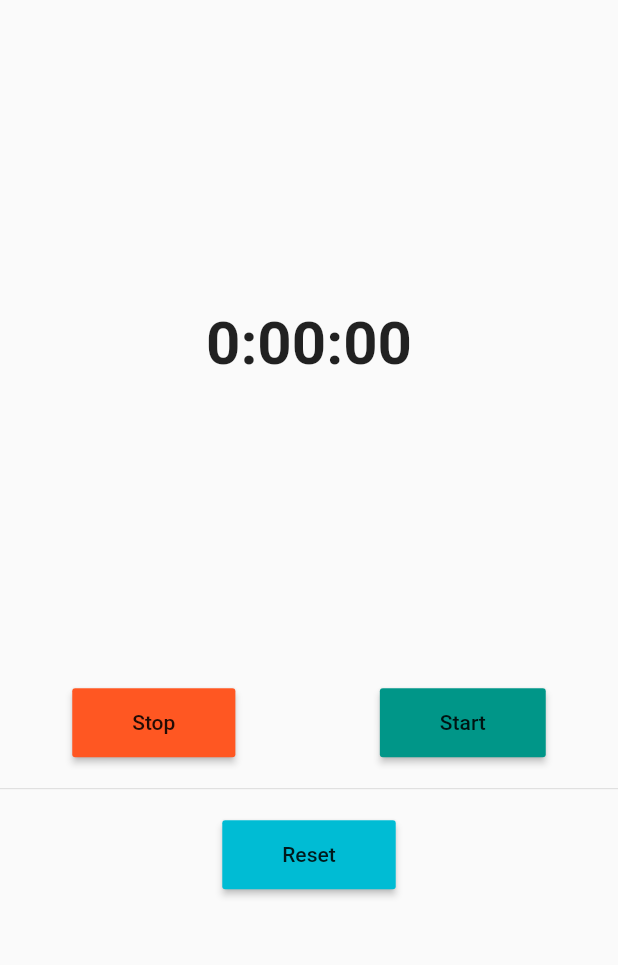
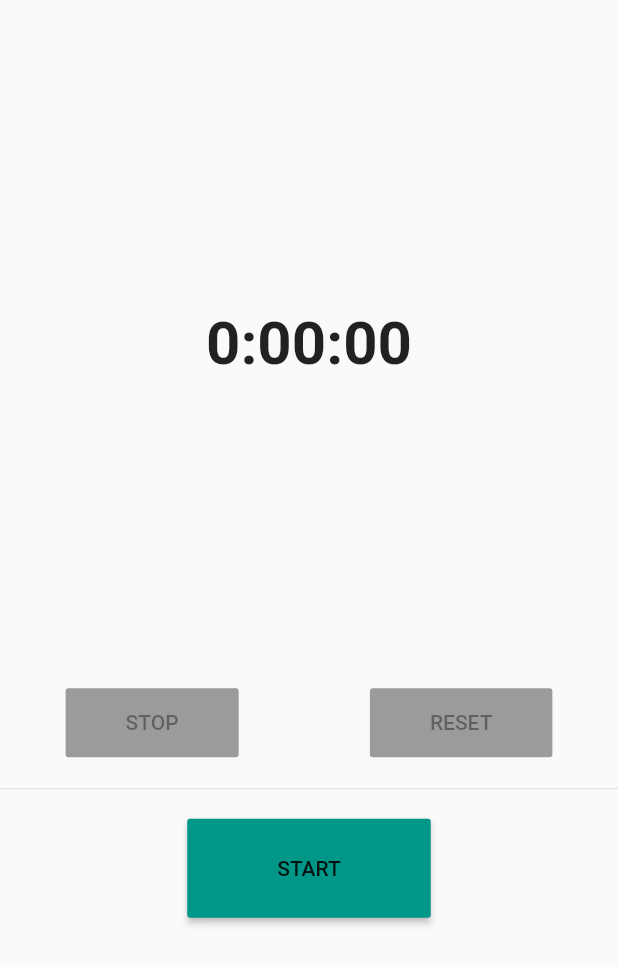
Before and after one commit to hudha26/flutter-mobx-stopwatch-sample, a Flutter app: the screen it shows after launch, on a phone screen of 412 x 824 dp. Shown: the top 965 px of the screen. Run offline on Flutter 3.47's test engine with Material 2 defaults, Android fonts, the phone set to English and light mode, and no system bars; our stand-ins replace flutter_mobx, mobx; generated files the repository leaves out were written again.

Commit message:
final result - stopwatch flutter + mobx

```diff
--- a/lib/main.dart
+++ b/lib/main.dart
@@ -1,5 +1,5 @@
 import 'package:flutter/material.dart';
-import 'package:mobx/stopwatchLayout.dart';
+import 'package:mobx_stopwatch/stopwatchLayout.dart';
 
 void main() {
   runApp(MaterialApp(
--- a/lib/stopwatchLayout.dart
+++ b/lib/stopwatchLayout.dart
@@ -1,4 +1,8 @@
 import 'package:flutter/material.dart';
+import 'package:flutter_mobx/flutter_mobx.dart';
+import 'package:mobx_stopwatch/stores/timer.dart';
+
+final timer = TimerStore();
 
 class StopwatchLayout extends StatelessWidget {
   @override
@@ -11,9 +15,13 @@ class StopwatchLayout extends StatelessWidget {
             flex: 5,
             child: Container(
               alignment: Alignment.center,
-              child: Text('0:00:00',
-                  style:
-                      TextStyle(fontSize: 40.0, fontWeight: FontWeight.bold)),
+              child: Observer(
+                builder: (context) {
+                  return Text(timer.timerText,
+                      style: TextStyle(
+                          fontSize: 40.0, fontWeight: FontWeight.bold));
+                },
+              ),
             ),
           ),
           Expanded(
@@ -24,17 +32,27 @@ class StopwatchLayout extends StatelessWidget {
                   Row(
                     mainAxisAlignment: MainAxisAlignment.spaceAround,
                     children: [
-                      RaisedButton(
-                        child: Text("Stop"),
-                        color: Colors.deepOrange,
-                        padding: EdgeInsets.fromLTRB(40.0, 15.0, 40.0, 15.0),
-                        onPressed: () {},
+                      Observer(
+                        builder: (context) {
+                          return RaisedButton(
+                            child: Text("STOP"),
+                            color: Colors.deepOrange,
+                            padding:
+                                EdgeInsets.fromLTRB(40.0, 15.0, 40.0, 15.0),
+                            onPressed: timer.isStop ? null : timer.stop,
+                          );
+                        },
                       ),
-                      RaisedButton(
-                        child: Text("Start"),
-                        color: Colors.teal,
-                        padding: EdgeInsets.fromLTRB(40.0, 15.0, 40.0, 15.0),
-                        onPressed: () {},
+                      Observer(
+                        builder: (context) {
+                          return RaisedButton(
+                            child: Text("RESET"),
+                            color: Colors.cyan,
+                            padding:
+                                EdgeInsets.fromLTRB(40.0, 15.0, 40.0, 15.0),
+                            onPressed: timer.isReset ? null : timer.reset,
+                          );
+                        },
                       ),
                     ],
                   ),
@@ -44,11 +62,16 @@ class StopwatchLayout extends StatelessWidget {
                   Row(
                     mainAxisAlignment: MainAxisAlignment.center,
                     children: [
-                      RaisedButton(
-                        child: Text("Reset"),
-                        color: Colors.cyan,
-                        padding: EdgeInsets.fromLTRB(40.0, 15.0, 40.0, 15.0),
-                        onPressed: () {},
+                      Observer(
+                        builder: (context) {
+                          return RaisedButton(
+                            child: Text("START"),
+                            color: Colors.teal,
+                            padding:
+                                EdgeInsets.fromLTRB(60.0, 25.0, 60.0, 25.0),
+                            onPressed: timer.isStart ? timer.start : null,
+                          );
+                        },
                       ),
                     ],
                   ),
```
Also changed, not shown: lib/stores/timer.dart (added, +66 -0 lines), pubspec.yaml (+5 -2 lines), lib/stores/timer.g.dart (added), pubspec.lock, 1 other file.
